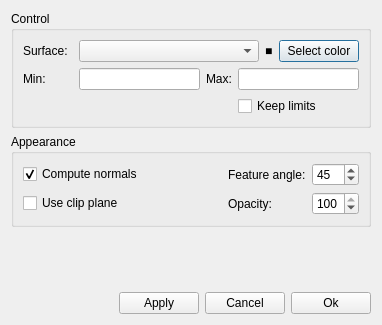
This is ElmerGUI/Application/vtkpost/surface.ui in ElmerCSC/elmerfem as Qt 5 draws it before an edit. The edited form follows.
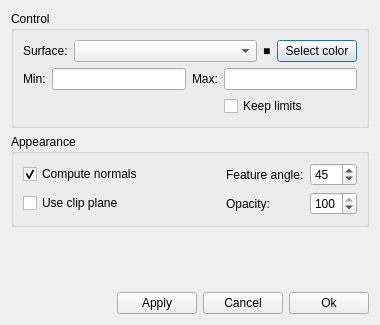
This is the edited form. Icons and pictures are not drawn.

```diff
--- a/ElmerGUI/Application/vtkpost/surface.ui
+++ b/ElmerGUI/Application/vtkpost/surface.ui
@@ -24,18 +24,6 @@
        <layout class="QHBoxLayout">
         <item>
          <widget class="QLabel" name="surfaceLabel">
-          <property name="minimumSize">
-           <size>
-            <width>50</width>
-            <height>0</height>
-           </size>
-          </property>
-          <property name="maximumSize">
-           <size>
-            <width>50</width>
-            <height>16777215</height>
-           </size>
-          </property>
           <property name="text">
            <string>Surface:</string>
           </property>
@@ -43,18 +31,12 @@
         </item>
         <item>
          <widget class="QComboBox" name="surfaceCombo">
-          <property name="minimumSize">
-           <size>
-            <width>180</width>
-            <height>0</height>
-           </size>
-          </property>
-          <property name="maximumSize">
-           <size>
-            <width>16777215</width>
-            <height>24</height>
-           </size>
-          </property>
+  <property name="sizePolicy">
+   <sizepolicy hsizetype="Expanding" vsizetype="Fixed">
+    <horstretch>0</horstretch>
+    <verstretch>0</verstretch>
+   </sizepolicy>
+  </property>
          </widget>
         </item>
         <item>
@@ -77,12 +59,6 @@
        <layout class="QGridLayout">
         <item row="0" column="0">
          <widget class="QLabel" name="minLabel">
-          <property name="minimumSize">
-           <size>
-            <width>50</width>
-            <height>0</height>
-           </size>
-          </property>
           <property name="text">
            <string>Min:</string>
           </property>
@@ -90,12 +66,6 @@
         </item>
         <item row="0" column="1">
          <widget class="QLineEdit" name="minEdit">
-          <property name="maximumSize">
-           <size>
-            <width>16777215</width>
-            <height>24</height>
-           </size>
-          </property>
          </widget>
         </item>
         <item row="0" column="2">
@@ -107,12 +77,6 @@
         </item>
         <item row="0" column="3">
          <widget class="QLineEdit" name="maxEdit">
-          <property name="maximumSize">
-           <size>
-            <width>16777215</width>
-            <height>24</height>
-           </size>
-          </property>
          </widget>
         </item>
         <item row="1" column="3">
```
